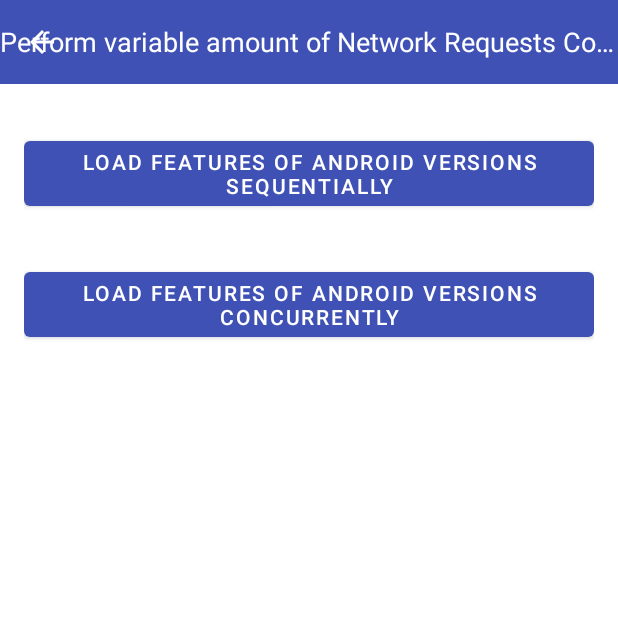
After one commit to ernesto-ca/CoroutinesOnAndroid, an Android app: the PerformVariableAmountOfNetworkRequestsConcurrentlyActivity screen opened directly, with no data from a screen before it, on a phone screen of 412 x 824 dp, the top half of it. The commit adds this screen. Run offline under Robolectric (Android 15) with nearby library versions, the phone set to English and light mode, and no system bars.

Commit message:
Add coroutine usecase 3 and base of usecase 4

```diff
--- a/app/src/main/AndroidManifest.xml
+++ b/app/src/main/AndroidManifest.xml
@@ -21,6 +21,8 @@
         <activity android:name=".views.UseCaseActivity" />
         <activity android:name=".usecases.coroutines.usecase1.PerformSingleNetworkRequestActivity" />
         <activity android:name=".usecases.coroutines.usecase2.Perform2SequentialNetworkRequestsActivity" />
+        <activity android:name=".usecases.coroutines.usecase3.PerformNetworkRequestsConcurrentlyActivity" />
+        <activity android:name=".usecases.coroutines.usecase4.PerformVariableAmountOfNetworkRequestsConcurrentlyActivity" />
         <activity android:name=".usecases.channels.usecase1.ChannelUseCase1Activity" />
         <activity android:name=".usecases.flow.usecase1.FlowUseCase1Activity" />
 
--- /dev/null
+++ b/app/src/main/java/com/lukaslechner/coroutineusecasesonandroid/usecases/coroutines/usecase4/PerformVariableAmountOfNetworkRequestsConcurrentlyActivity.kt
@@ -0,0 +1,83 @@
+package com.lukaslechner.coroutineusecasesonandroid.usecases.coroutines.usecase4
+
+import android.os.Bundle
+import android.view.View
+import androidx.activity.viewModels
+import androidx.lifecycle.Observer
+import com.lukaslechner.coroutineusecasesonandroid.databinding.ActivityPerformvariableamountofnetworkrequestsconcurrentlyBinding
+import com.lukaslechner.coroutineusecasesonandroid.usecases.coroutines.usecase4.PerformVariableAmountOfNetworkRequestsConcurrentlyViewModel.UiState
+import com.lukaslechner.coroutineusecasesonandroid.utils.fromHtml
+import com.lukaslechner.coroutineusecasesonandroid.utils.toast
+import com.lukaslechner.coroutineusecasesonandroid.views.BaseActivity
+
+class PerformVariableAmountOfNetworkRequestsConcurrentlyActivity : BaseActivity() {
+
+    private val binding by lazy {
+        ActivityPerformvariableamountofnetworkrequestsconcurrentlyBinding.inflate(
+            layoutInflater
+        )
+    }
+
+    private val viewModelVariableAmountOf: PerformVariableAmountOfNetworkRequestsConcurrentlyViewModel by viewModels()
+
+    override fun getToolbarTitle() = "Perform variable amount of Network Requests Concurrently"
+
+    override fun onCreate(savedInstanceState: Bundle?) {
+        super.onCreate(savedInstanceState)
+        setContentView(binding.root)
+
+        viewModelVariableAmountOf.uiState().observe(this, Observer { uiState ->
+            if (uiState != null) {
+                render(uiState)
+            }
+        })
+
+        binding.btnRequestsSequentially.setOnClickListener {
+            viewModelVariableAmountOf.performNetworkRequestsSequentially()
+        }
+
+        binding.btnRequestsConcurrently.setOnClickListener {
+            viewModelVariableAmountOf.performNetworkRequestsConcurrently()
+        }
+
+    }
+
+    private fun render(uiState: UiState) {
+        when (uiState) {
+            is UiState.Loading -> {
+                onLoad()
+            }
+            is UiState.Success -> {
+                onSuccess(uiState)
+            }
+            is UiState.Error -> {
+                onError(uiState)
+            }
+        }
+    }
+
+    private fun onLoad() {
+        binding.progressBar.visibility = View.VISIBLE
+        binding.textViewResult.text = ""
+    }
+
+    private fun onSuccess(uiState: UiState.Success) {
+        binding.progressBar.visibility = View.GONE
+
+        val versionFeatures = uiState.versionFeatures
+
+        val versionFeaturesString = versionFeatures.map {
+            "<b>New Features of ${it.androidVersion.name} </b> <br> ${it.features.joinToString(
+                prefix = "- ",
+                separator = "<br>- "
+            )}"
+        }.joinToString(separator = "<br><br>")
+
+        binding.textViewResult.text = fromHtml(versionFeaturesString)
+    }
+
+    private fun onError(uiState: UiState.Error) {
+        binding.progressBar.visibility = View.GONE
+        toast(uiState.message)
+    }
+}
--- /dev/null
+++ b/app/src/main/res/layout/activity_performvariableamountofnetworkrequestsconcurrently.xml
@@ -0,0 +1,54 @@
+<?xml version="1.0" encoding="utf-8"?>
+<LinearLayout xmlns:android="http://schemas.android.com/apk/res/android"
+    android:layout_width="match_parent"
+    android:layout_height="match_parent"
+    android:orientation="vertical">
+
+    <include layout="@layout/toolbar" />
+
+    <LinearLayout
+        android:layout_width="match_parent"
+        android:layout_height="match_parent"
+        android:orientation="vertical"
+        android:padding="16dp">
+
+        <Button
+            android:id="@+id/btnRequestsSequentially"
+            android:layout_width="match_parent"
+            android:layout_height="wrap_content"
+            android:layout_marginTop="16dp"
+            android:layout_marginBottom="16dp"
+            android:text="@string/load_features_of_android_versions_sequentially" />
+
+        <Button
+            android:id="@+id/btnRequestsConcurrently"
+            android:layout_width="match_parent"
+            android:layout_height="wrap_content"
+            android:layout_marginTop="16dp"
+            android:layout_marginBottom="16dp"
+            android:text="@string/load_features_of_android_versions_concurrently" />
+
+        <ProgressBar
+            android:id="@+id/progressBar"
+            android:layout_width="wrap_content"
+            android:layout_height="wrap_content"
+            android:layout_gravity="center"
+            android:layout_marginBottom="32dp"
+            android:visibility="gone" />
+
+        <ScrollView
+            android:layout_width="match_parent"
+            android:layout_height="match_parent">
+
+            <TextView
+                android:id="@+id/textViewResult"
+                android:layout_width="match_parent"
+                android:layout_height="wrap_content"
+                android:textColor="@color/primary_text"
+                android:textSize="16sp" />
+
+        </ScrollView>
+
+    </LinearLayout>
+
+</LinearLayout>
--- a/app/src/main/res/values/strings.xml
+++ b/app/src/main/res/values/strings.xml
@@ -2,4 +2,7 @@
     <string name="app_name">Coroutine Usecases on Android</string>
     <string name="perform_single_network_request_on_background_thread">Load recent Android Versions</string>
     <string name="perform_2_network_requests_sequentially">Load Features of most recent Android Version</string>
+    <string name="load_features_of_android_versions_sequentially">Load Features of Android Versions sequentially</string>
+    <string name="load_features_of_android_versions_concurrently">Load Features of Android Versions concurrently</string>
+    <string name="duration">Operation took %d ms</string>
 </resources>
```
Also changed, not shown: app/src/main/java/com/lukaslechner/coroutineusecasesonandroid/usecases/coroutines/usecase3/MockApi.kt (added, +64 -0 lines), app/src/main/java/com/lukaslechner/coroutineusecasesonandroid/usecases/coroutines/usecase3/PerformNetworkRequestsConcurrentlyActivity.kt (added, +98 -0 lines), app/src/main/java/com/lukaslechner/coroutineusecasesonandroid/usecases/coroutines/usecase3/PerformNetworkRequestsConcurrentlyViewModel.kt (added, +91 -0 lines), app/src/main/java/com/lukaslechner/coroutineusecasesonandroid/usecases/coroutines/usecase4/MockApi.kt (added, +64 -0 lines), app/src/main/java/com/lukaslechner/coroutineusecasesonandroid/usecases/coroutines/usecase4/PerformVariableAmountOfNetworkRequestsConcurrentlyViewModel.kt (added, +82 -0 lines), app/src/main/java/com/lukaslechner/coroutineusecasesonandroid/views/UseCase.kt (+10 -0 lines), app/src/main/res/layout/activity_performnetworkrequestsconcurrently.xml (added, +60 -0 lines).
